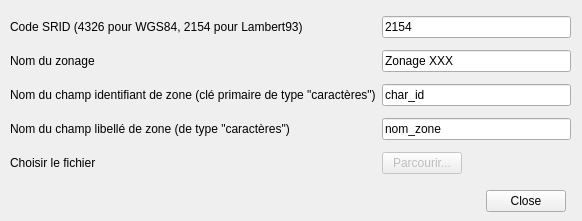
First picture: the form in forms/Ui_importAreasDialog.ui, repository datagistips/territoires-ville.TempusAccess, before the edit.
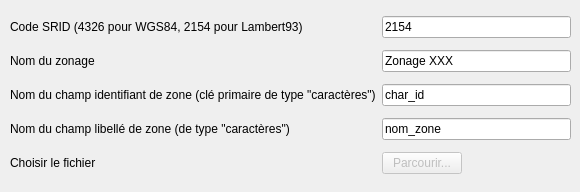
Second picture: the form after the edit.

Diff of the .ui file:
```diff
--- a/forms/Ui_importAreasDialog.ui
+++ b/forms/Ui_importAreasDialog.ui
@@ -6,8 +6,8 @@
    <rect>
     <x>0</x>
     <y>0</y>
-    <width>582</width>
-    <height>221</height>
+    <width>580</width>
+    <height>192</height>
    </rect>
   </property>
   <property name="windowTitle">
@@ -104,19 +104,6 @@
     </item>
    </layout>
   </widget>
-  <widget class="QDialogButtonBox" name="buttonBox">
-   <property name="geometry">
-    <rect>
-     <x>410</x>
-     <y>190</y>
-     <width>156</width>
-     <height>23</height>
-    </rect>
-   </property>
-   <property name="standardButtons">
-    <set>QDialogButtonBox::Close</set>
-   </property>
-  </widget>
  </widget>
  <resources/>
  <connections/>
```
